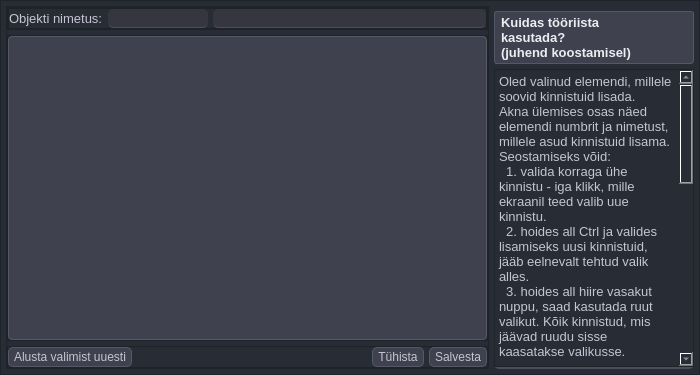
TuloliKalver/mailabl-qgis, file mailabl-qgis/widgets/Properties_connector_new.ui: the form before one commit.
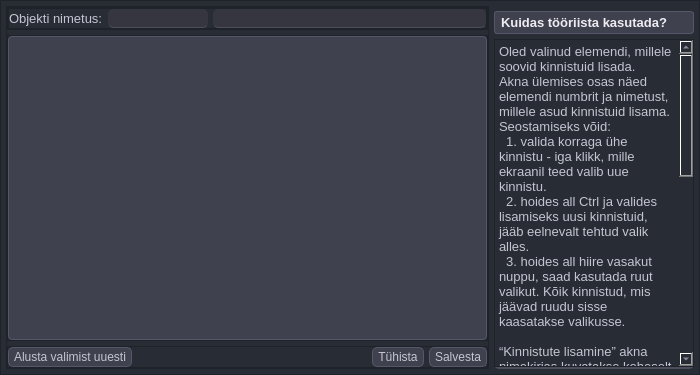
The form after the commit. Icons and pictures are not drawn.

What changed in the file:
```diff
--- a/mailabl-qgis/widgets/Properties_connector_new.ui
+++ b/mailabl-qgis/widgets/Properties_connector_new.ui
@@ -524,9 +524,7 @@
             </font>
            </property>
            <property name="text">
-            <string>Kuidas tööriista
-kasutada?
-(juhend koostamisel)</string>
+            <string>Kuidas tööriista kasutada?</string>
            </property>
            <property name="textFormat">
             <enum>Qt::AutoText</enum>
```
